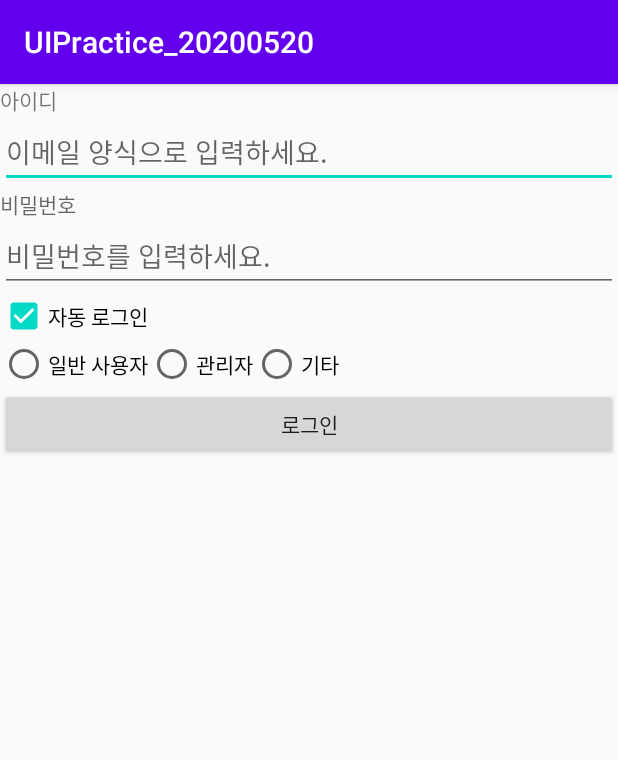
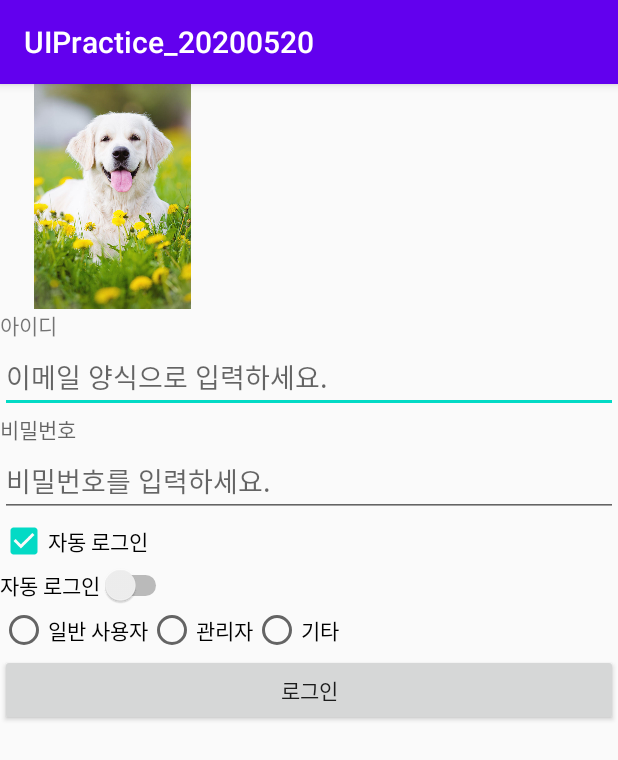
Before and after one commit to dani0907/UIPractice_20200520, an Android app: the screen it shows after launch (MainActivity), on a phone screen of 412 x 824 dp. Shown: the top 760 px of the screen. Run offline under Robolectric (Android 15) with nearby library versions, the phone set to English and light mode, and no system bars.

Commit message:
이미지 파일 추가 / 이미지뷰 배치

```diff
--- a/app/src/main/res/layout/activity_main.xml
+++ b/app/src/main/res/layout/activity_main.xml
@@ -6,6 +6,11 @@
     android:layout_height="match_parent"
     android:orientation="vertical"
     tools:context=".MainActivity">
+
+    <ImageView
+        android:layout_width="150dp"
+        android:layout_height="150dp"
+        android:src="@drawable/retriever"/>
 
     <TextView
         android:layout_width="wrap_content"
@@ -31,6 +36,10 @@
         android:layout_height="wrap_content"
         android:text="자동 로그인"
         android:checked="true"/>
+    <Switch
+        android:layout_width="wrap_content"
+        android:layout_height="wrap_content"
+        android:text="자동 로그인"/>
     <RadioGroup
         android:layout_width="match_parent"
         android:layout_height="wrap_content"
```
Also changed, not shown: app/src/main/res/drawable/retriever.jpg (added).
